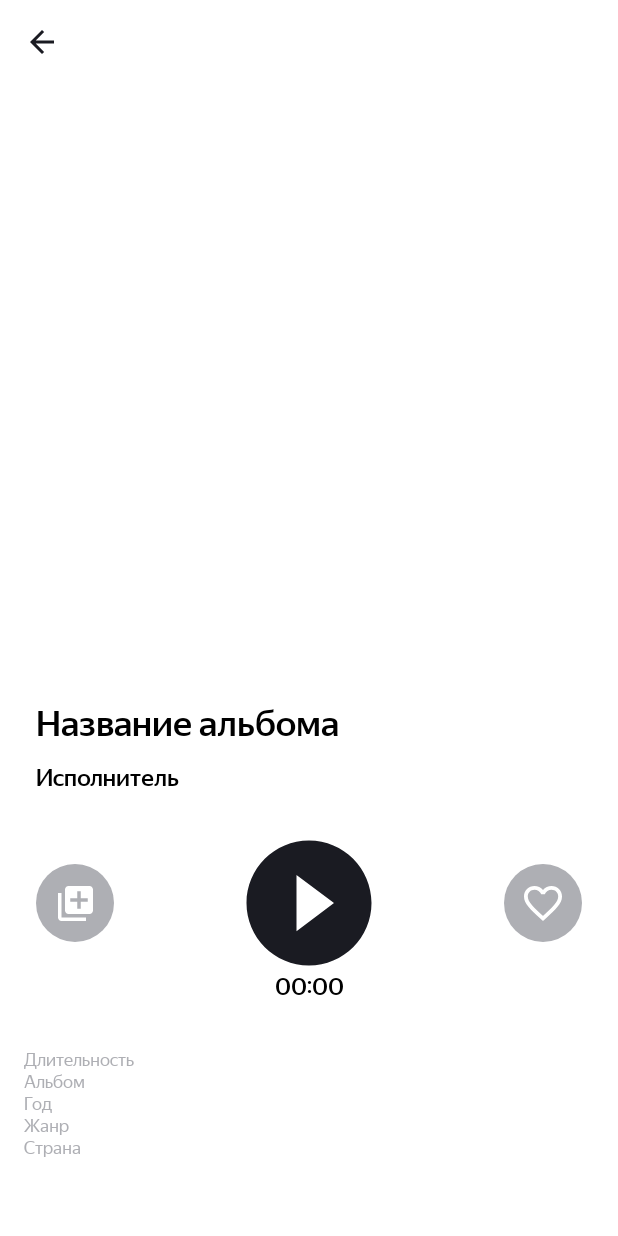
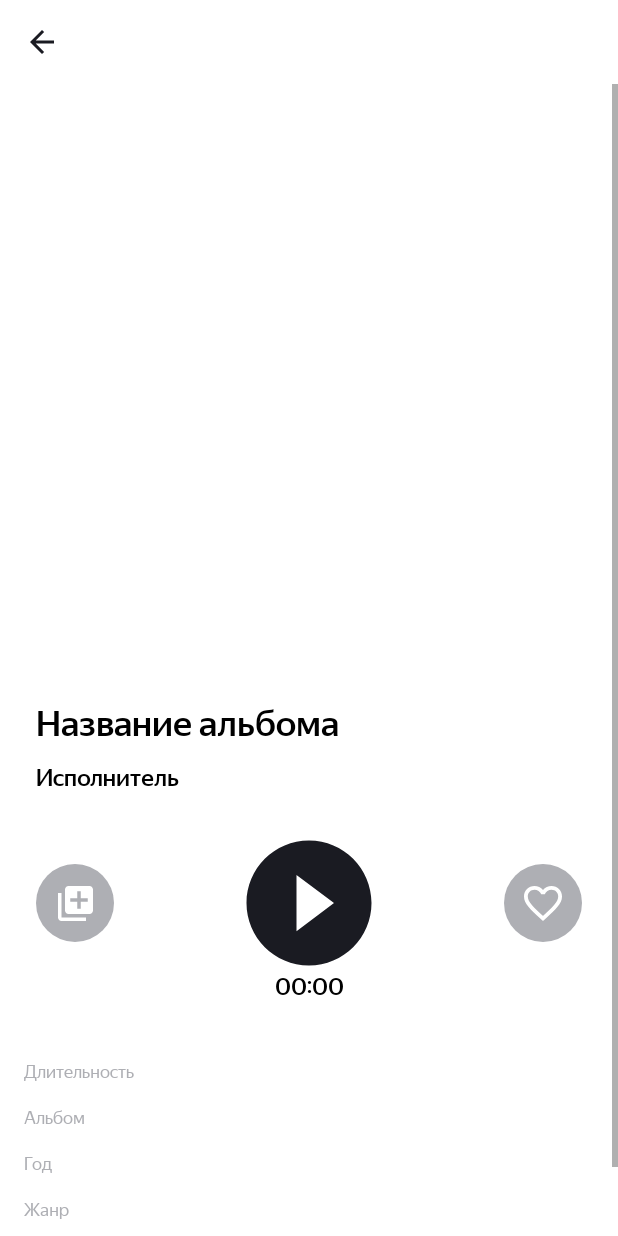
Before and after one commit to DariaKasackaja/PlaylistMaker, an Android app: the AudioplayerActivity screen opened directly, with no data from a screen before it, on a phone screen of 412 x 824 dp. Run offline under Robolectric (Android 15) with nearby library versions, the phone set to English and light mode, and no system bars; pictures from the network do not load.

Commit message:
Спринт 13. Исправлены отступы на экране аудиоплейера

```diff
--- a/app/src/main/res/layout/audioplayer_view.xml
+++ b/app/src/main/res/layout/audioplayer_view.xml
@@ -42,7 +42,8 @@
         app:layout_constraintStart_toEndOf="@+id/leftBorder"
         app:layout_constraintEnd_toStartOf="@+id/rightBorder"
         app:layout_constraintTop_toTopOf="parent"
-        android:backgroundTint="?attr/colorPrimary"/>
+        android:backgroundTint="?attr/colorPrimary"
+        />
 
     <TextView
         android:id="@+id/audioTrackTittle"
@@ -242,7 +243,9 @@
         app:layout_constraintTop_toBottomOf="@id/genreTittle"
         app:layout_constraintStart_toStartOf="@id/leftBorderText"
         app:layout_constraintEnd_toStartOf="@id/countryValue"
+        app:layout_constraintBottom_toBottomOf="parent"
         android:text="@string/country_track_name"
+        android:layout_marginBottom="@dimen/medium_padding"
         />
 
     <TextView
@@ -254,6 +257,8 @@
         app:layout_constraintStart_toEndOf="@id/countryTittle"
         app:layout_constraintEnd_toStartOf="@id/rightBorderText"
         app:layout_constraintBaseline_toBaselineOf="@id/countryTittle"
+        app:layout_constraintBottom_toBottomOf="parent"
+        android:layout_marginBottom="@dimen/medium_padding"
         android:gravity="center_vertical|end"
         />
 
--- a/app/src/main/res/values-night/styles.xml
+++ b/app/src/main/res/values-night/styles.xml
@@ -129,6 +129,8 @@
         <item name="layout_constraintWidth_default">spread</item>
         <item name="android:maxLines">1</item>
         <item name="android:ellipsize">end</item>
+        <item name="android:paddingBottom">@dimen/layout_margin5</item>
+        <item name="android:paddingTop">@dimen/layout_margin5</item>
     </style>
 
     <style name="AudioTittleTextStyleGray" parent="AudioTittleTextStyle">
--- a/app/src/main/res/values/dimens.xml
+++ b/app/src/main/res/values/dimens.xml
@@ -11,6 +11,7 @@
     <dimen name="layout_margin2">24dp</dimen>
     <dimen name="layout_margin3">12dp</dimen>
     <dimen name="layout_margin4">32dp</dimen>
+    <dimen name="layout_margin5">8dp</dimen>
     <dimen name="layout_search_padding">12dp</dimen>
     <dimen name="edit_height">36dp</dimen>
     <dimen name="edit_text_size">16sp</dimen>
--- a/app/src/main/res/values/styles.xml
+++ b/app/src/main/res/values/styles.xml
@@ -128,6 +128,8 @@
         <item name="layout_constraintWidth_default">spread</item>
         <item name="android:maxLines">1</item>
         <item name="android:ellipsize">end</item>
+        <item name="android:paddingBottom">@dimen/layout_margin5</item>
+        <item name="android:paddingTop">@dimen/layout_margin5</item>
     </style>
 
     <style name="AudioTittleTextStyleGray" parent="AudioTittleTextStyle">
```
